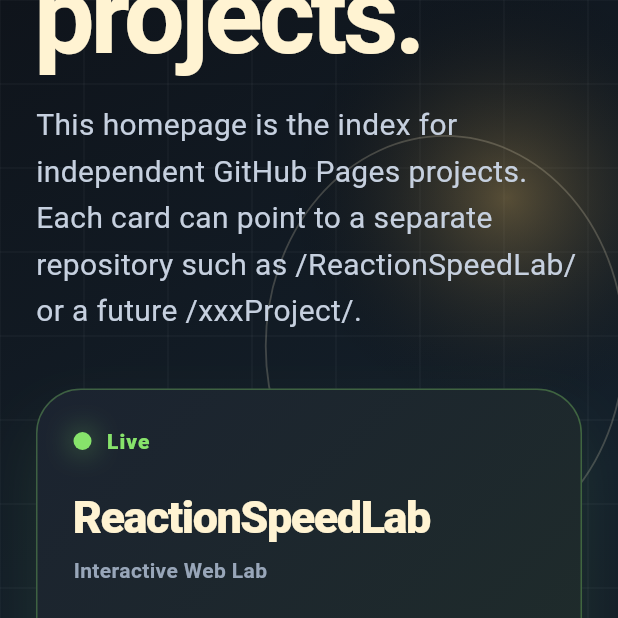
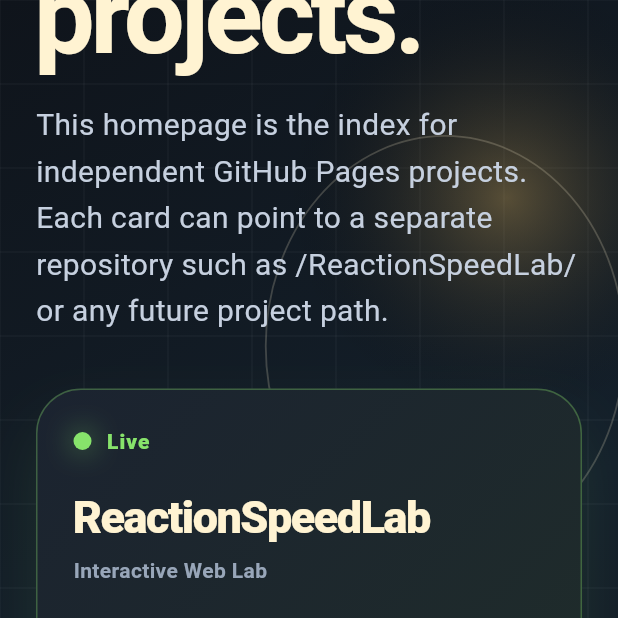
Before and after one commit to awkwardsky/awkwardsky.github.io, a Flutter app: the screen it shows after launch, scrolled down 576 dp, on a phone screen of 412 x 824 dp, the top half of it. Run offline on Flutter 3.47's test engine with Material 3 defaults, Android fonts, the phone set to English and light mode, and no system bars; Roboto replaces fonts that are missing (Georgia).

Commit message:
Remove placeholder project mention

```diff
--- a/lib/main.dart
+++ b/lib/main.dart
@@ -203,7 +203,7 @@
             ConstrainedBox(
               constraints: const BoxConstraints(maxWidth: 760),
               child: const Text(
-                'This homepage is the index for independent GitHub Pages projects. Each card can point to a separate repository such as /ReactionSpeedLab/ or a future /xxxProject/.',
+                'This homepage is the index for independent GitHub Pages projects. Each card can point to a separate repository such as /ReactionSpeedLab/ or any future project path.',
                 style: TextStyle(
                   color: Color(0xFFC6D0DF),
                   fontSize: 20,
```
